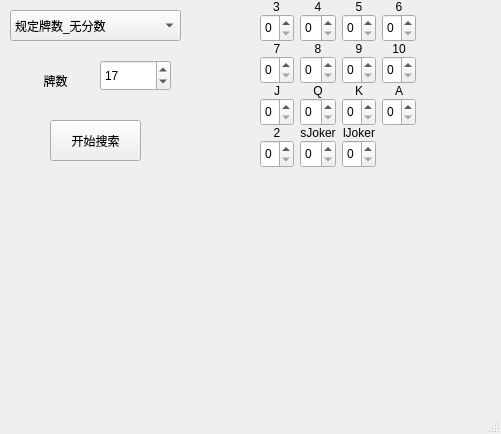
Old version of the form project1/main.ui in the repository qsy-lnas/BAI_HW.
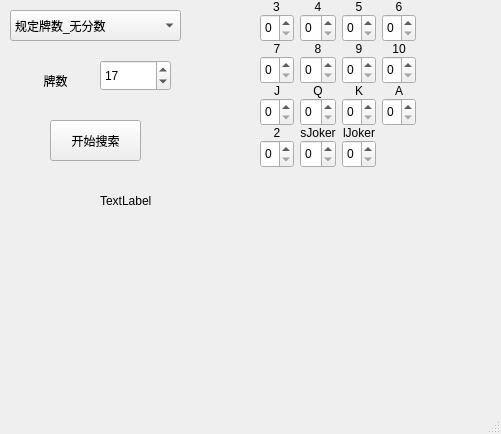
New version of the form.

```diff
--- a/project1/main.ui
+++ b/project1/main.ui
@@ -480,6 +480,19 @@
      <string>开始搜索</string>
     </property>
    </widget>
+   <widget class="QLabel" name="testlabel">
+    <property name="geometry">
+     <rect>
+      <x>100</x>
+      <y>180</y>
+      <width>81</width>
+      <height>41</height>
+     </rect>
+    </property>
+    <property name="text">
+     <string>TextLabel</string>
+    </property>
+   </widget>
   </widget>
   <widget class="QStatusBar" name="statusbar"/>
  </widget>
```
Left out of the diff: 19 changed lines with no effect on the pictures.
